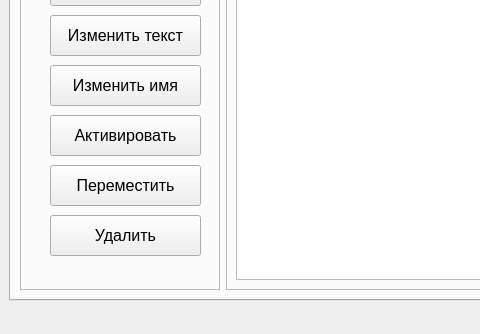
Old version of the form ui/main.ui in the repository mashishka/KnowClass; both pictures show x 0 to 480 and y 174 to 508 of the 882 by 508 pixel window.
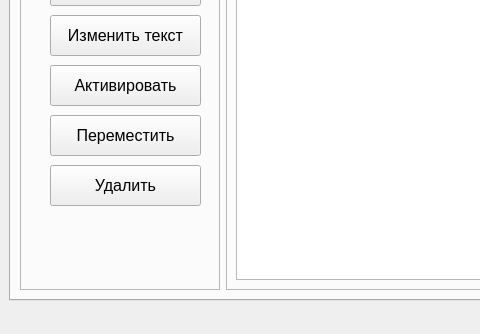
New version of the form.

```diff
--- a/ui/main.ui
+++ b/ui/main.ui
@@ -92,24 +92,11 @@
               <string>Изменить текст</string>
              </property>
             </widget>
-            <widget class="QPushButton" name="change_name_button">
-             <property name="geometry">
-              <rect>
-               <x>30</x>
-               <y>170</y>
-               <width>151</width>
-               <height>41</height>
-              </rect>
-             </property>
-             <property name="text">
-              <string>Изменить имя</string>
-             </property>
-            </widget>
             <widget class="QPushButton" name="activate_factor_button">
              <property name="geometry">
               <rect>
                <x>30</x>
-               <y>220</y>
+               <y>170</y>
                <width>151</width>
                <height>41</height>
               </rect>
@@ -122,7 +109,7 @@
              <property name="geometry">
               <rect>
                <x>30</x>
-               <y>270</y>
+               <y>220</y>
                <width>151</width>
                <height>41</height>
               </rect>
@@ -135,7 +122,7 @@
              <property name="geometry">
               <rect>
                <x>30</x>
-               <y>320</y>
+               <y>270</y>
                <width>151</width>
                <height>41</height>
               </rect>
```
